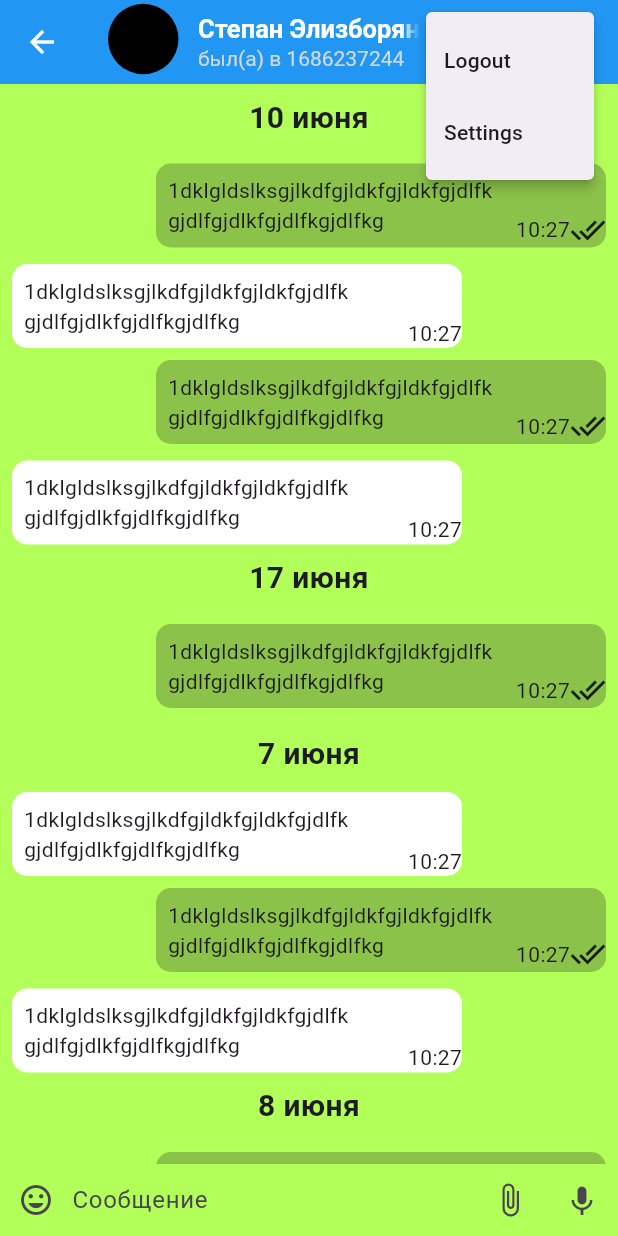
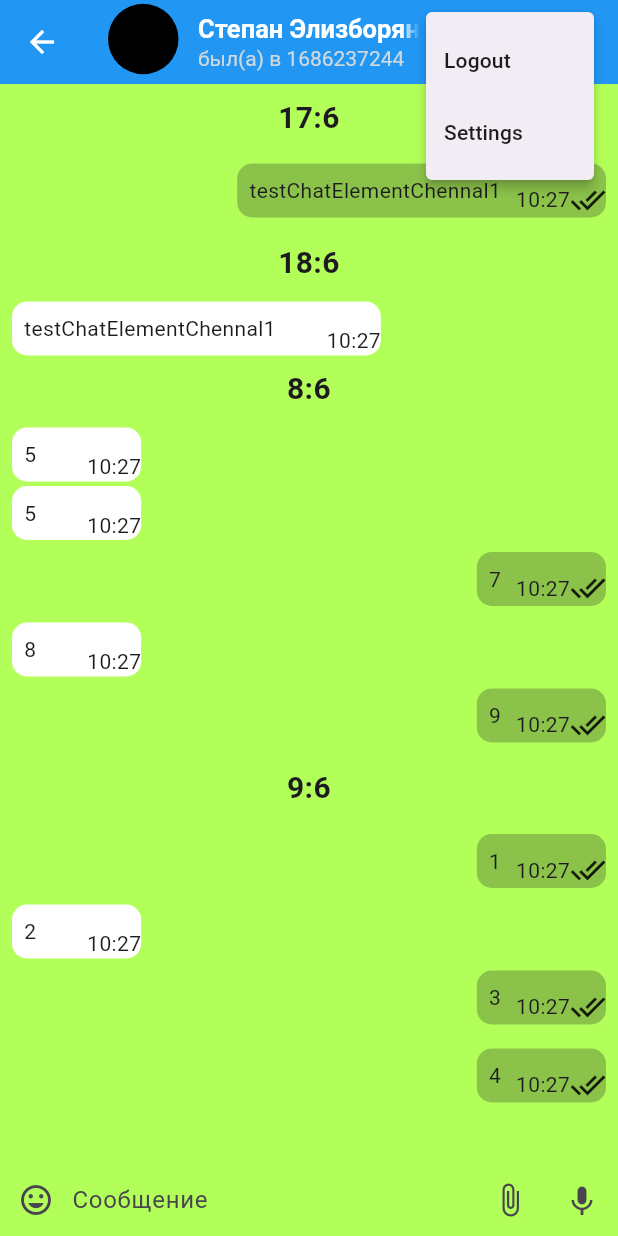
Before and after one commit to 27Victory27/test_magnit, a Flutter app: the screen it shows after launch, after a tap on the "more vert" icon, on a phone screen of 412 x 824 dp. Run offline on Flutter 3.47's test engine with Material 2 defaults, Android fonts, the phone set to English and light mode, and no system bars; drawn by our look-alikes of grouped_list; our stand-ins replace flutter_bloc, freezed_annotation; generated files the repository leaves out were written again.

Commit message:
Chat_cubit, работа над chat_sreen
Создано user_model
Добавлено chat_cubit
Добавлено chat_element_model, chat_element_repo
Настроена начальная передача сообщений чата и настроено построение чата

```diff
--- a/lib/data/model/chat_element_model.dart
+++ b/lib/data/model/chat_element_model.dart
@@ -1,8 +1,9 @@
 class ChatElementModel {
+  final int userId;
   final int indexChannal;
   final String msgText;
   final int msgTime;
 
-  ChatElementModel(this.indexChannal, this.msgText, this.msgTime);
+  ChatElementModel(this.userId, this.indexChannal, this.msgText, this.msgTime);
 
 }
--- /dev/null
+++ b/lib/data/model/user_model.dart
@@ -0,0 +1,7 @@
+class UserModel {
+  final int userId;
+  final String userName;
+  final String userTelephone;
+
+  UserModel(this.userId, this.userName, this.userTelephone);
+}
--- a/lib/data/repository/chat_element_repo.dart
+++ b/lib/data/repository/chat_element_repo.dart
@@ -2,17 +2,17 @@ import '../model/chat_element_model.dart';
 
 class ChatElementRepo{
   final List<ChatElementModel> myList = [
-    ChatElementModel(1,'testChatElementChennal1', 1686320044),
-    ChatElementModel(1,'testChatElementChennal1', 1686305644),
-    ChatElementModel(1,'testChatElementChennal1', 1686302044),
-    ChatElementModel(1,'testChatElementChennal1', 1686294844),
-    ChatElementModel(1,'testChatElementChennal1', 1686233644),
-    ChatElementModel(1,'testChatElementChennal1', 1686230044),
-    ChatElementModel(1,'testChatElementChennal1', 1686226444),
-    ChatElementModel(1,'testChatElementChennal1', 1686222844),
-    ChatElementModel(1,'testChatElementChennal1', 1686219244),
-    ChatElementModel(1,'testChatElementChennal1', 1686986044),
-    ChatElementModel(1,'testChatElementChennal1', 1687072444),
+    ChatElementModel(120003984,1,'1', 1686320044000),
+    ChatElementModel(120003986,1,'2', 1686305644000),
+    ChatElementModel(120003984,1,'3', 1686302044000),
+    ChatElementModel(120003984,1,'4', 1686294844000),
+    ChatElementModel(120003986,1,'5', 1686233644000),
+    ChatElementModel(120003986,1,'5', 1686230044000),
+    ChatElementModel(120003984,1,'7', 1686226444000),
+    ChatElementModel(120003986,1,'8', 1686222844000),
+    ChatElementModel(120003984,1,'9', 1686219244000),
+    ChatElementModel(120003984,1,'testChatElementChennal1', 1686986044000),
+    ChatElementModel(120003986,1,'testChatElementChennal1', 1687072444000),
   ];
   Future< List<ChatElementModel> > getChatElements () async{
     return myList;
--- a/lib/data/repository/chennal_repo.dart
+++ b/lib/data/repository/chennal_repo.dart
@@ -2,16 +2,16 @@ import '../model/channal_model.dart';
 
 class ChennnalRepo{
   final List<ChannalModel> myList = [
-    ChannalModel(0,'test_img_hanna.jpg', 'testNameChennal1', 'testLastMsgChennal1', 1686237244, 17),
-    ChannalModel(1,'test_img_hanna.jpg', 'testNameChennal22', 'testLastMsgChennal22', 1686237244, 17),
-    ChannalModel(2,'test_img_hanna.jpg', 'testNameChennal333', 'testLastMsgChennal333', 1686237244, 17),
-    ChannalModel(3,'test_img_hanna.jpg', 'testNameChennal4444', 'testLastMsgChennal4444', 1686237244, 17),
-    ChannalModel(4,'test_img_hanna.jpg', 'testNameChennal55555', 'testLastMsgChennal55555', 1686237244, 17),
-    ChannalModel(5,'test_img_hanna.jpg', 'testNameChennal666666', 'testLastMsgChennal666666', 1686237244, 17),
-    ChannalModel(6,'test_img_hanna.jpg', 'testNameChennal7777777', 'testLastMsgChennal7777777', 1686237244, 17),
-    ChannalModel(7,'test_img_hanna.jpg', 'testNameChennal88888888', 'testLastMsgChennal88888888', 1686237244, 17),
-    ChannalModel(8,'test_img_hanna.jpg', 'testNameChennal999999999', 'testLastMsgChennal999999999', 1686237244, 17),
-    ChannalModel(9,'test_img_hanna.jpg', 'testNameChennal0000000000', 'testLastMsgChennal0000000000', 1686237244, 17),
+    ChannalModel(0,'test_img_hanna.jpg', 'testNameChennal1', 'testLastMsgChennal1', 1686237244000, 17),
+    ChannalModel(1,'test_img_hanna.jpg', 'testNameChennal22', 'testLastMsgChennal22', 1686237244000, 17),
+    ChannalModel(2,'test_img_hanna.jpg', 'testNameChennal333', 'testLastMsgChennal333', 1686237244000, 17),
+    ChannalModel(3,'test_img_hanna.jpg', 'testNameChennal4444', 'testLastMsgChennal4444', 1686237244000, 17),
+    ChannalModel(4,'test_img_hanna.jpg', 'testNameChennal55555', 'testLastMsgChennal55555', 1686237244000, 17),
+    ChannalModel(5,'test_img_hanna.jpg', 'testNameChennal666666', 'testLastMsgChennal666666', 1686237244000, 17),
+    ChannalModel(6,'test_img_hanna.jpg', 'testNameChennal7777777', 'testLastMsgChennal7777777', 1686237244000, 17),
+    ChannalModel(7,'test_img_hanna.jpg', 'testNameChennal88888888', 'testLastMsgChennal88888888', 1686237244000, 17),
+    ChannalModel(8,'test_img_hanna.jpg', 'testNameChennal999999999', 'testLastMsgChennal999999999', 1686237244000, 17),
+    ChannalModel(9,'test_img_hanna.jpg', 'testNameChennal0000000000', 'testLastMsgChennal0000000000', 1686237244000, 17),
   ];
   Future< List<ChannalModel> > getChennals () async{
     return myList;
--- /dev/null
+++ b/lib/data/repository/user_repo.dart
@@ -0,0 +1,14 @@
+import '../model/user_model.dart';
+
+class UserRepo{
+  final List<UserModel> myList = [
+    UserModel(120003984, 'Victory Dutova','8 938 477 32 65'),
+    UserModel(120003985, 'Victory Aaa','8 938 477 32 66'),
+    UserModel(120003986, 'Victory Bbb','8 938 477 32 67'),
+    UserModel(120003987, 'Victory Ddd','8 938 477 32 68'),
+  ];
+
+  Future< UserModel > getCurrentUser () async{
+    return myList[0];
+  }
+}
--- a/lib/main.dart
+++ b/lib/main.dart
@@ -2,6 +2,7 @@ import 'package:flutter/material.dart';
 import 'package:flutter_bloc/flutter_bloc.dart';
 import 'package:test_magnit/presentation/auth_screen/auth_screen.dart';
 import 'package:test_magnit/presentation/auth_screen/bloc/auth_cubit.dart';
+import 'package:test_magnit/presentation/chat_screen/block/chat_cubit.dart';
 import 'package:test_magnit/presentation/chat_screen/chat_screen.dart';
 import 'package:test_magnit/presentation/hello_screen/bloc/hellow_cubit.dart';
 import 'package:test_magnit/presentation/hello_screen/hello_screen.dart';
@@ -37,7 +38,10 @@ class MyApp extends StatelessWidget {
           create: (context) => MainCubit()..initialData(),
           child: const MainScreen(),
         ),
-        '/chat_screen' : (context) => ChatScreen(),
+        '/chat_screen' : (context) => BlocProvider<ChatCubit>(
+          create: (context) => ChatCubit()..initialData(),
+          child: const ChatScreen(),
+        ),
       },
       initialRoute: '/chat_screen',
     );
--- /dev/null
+++ b/lib/presentation/chat_screen/block/chat_cubit.dart
@@ -0,0 +1,34 @@
+import 'package:flutter_bloc/flutter_bloc.dart';
+import 'package:test_magnit/data/model/user_model.dart';
+import '../../../data/repository/chat_element_repo.dart';
+import '../../../data/repository/user_repo.dart';
+import 'chat_state.dart';
+
+class ChatCubit extends Cubit<ChatState> {
+  ChatCubit() : super(const ChatState.loading());
+
+  final ChatElementRepo chatElementRepo = ChatElementRepo();
+  final UserRepo userRepo = UserRepo();
+
+  Future<void> initialData() async {
+    final chatElementList = await chatElementRepo.getChatElements();
+    final List<Map<String, dynamic>> listMapElemnts = [];
+    for (int index = 0; index < chatElementList.length; index++) {
+      final time = DateTime.fromMillisecondsSinceEpoch(chatElementList[index].msgTime);
+      listMapElemnts.add({
+        "message": chatElementList[index],
+        "time": (time.day.toString() + ":" + time.month.toString())
+      });
+    }
+    try {
+      final resultUserRepo = await userRepo.getCurrentUser();
+      emit(ChatState.succsess(listMapElemnts,resultUserRepo.userId));
+    } catch (e) {
+      emit(ChatState.failure(error: e));
+    }
+  }
+
+  Future<bool> wasShown() async {
+    return true;
+  }
+}
--- /dev/null
+++ b/lib/presentation/chat_screen/block/chat_state.dart
@@ -0,0 +1,10 @@
+import 'package:freezed_annotation/freezed_annotation.dart';
+import 'package:test_magnit/data/model/chat_element_model.dart';
+
+part 'chat_state.freezed.dart';
+@freezed
+class ChatState with _$ChatState{
+  const factory ChatState.loading() = _Loading;
+  const factory ChatState.succsess(List<Map<String,dynamic>> chatElementModel, int idCurrentUser) = _Succsess;
+  const factory ChatState.failure({Object? error}) = _Failure;
+}
--- a/lib/presentation/chat_screen/chat_screen.dart
+++ b/lib/presentation/chat_screen/chat_screen.dart
@@ -1,33 +1,17 @@
 import 'package:flutter/cupertino.dart';
 import 'package:flutter/material.dart';
+import 'package:flutter_bloc/flutter_bloc.dart';
 import 'package:grouped_list/grouped_list.dart';
+import 'package:test_magnit/data/model/chat_element_model.dart';
+
+import 'block/chat_cubit.dart';
+import 'block/chat_state.dart';
 
 class ChatScreen extends StatelessWidget {
   const ChatScreen({Key? key}) : super(key: key);
 
   @override
   Widget build(BuildContext context) {
-    List _elements = [
-      {
-        'massage':
-            'kjdfksjdhksjdfhksdjfhskdfjhsdkjfhskjdfhksjdfhskdjfhksdhfkjsd',
-        'group': '10 июня'
-      },
-      {'massage': 'Will', 'group': '10 июня'},
-      {'massage': 'skl;dflskdjflksdjflskdfjslkdfj', 'group': '10 июня'},
-      {'massage': 'skdjflskdjflsdkfj', 'group': '10 июня'},
-      {'massage': 'kljlksdjflskdjflskdfjlskdfj', 'group': '9 июня'},
-      {'massage': 'Beth', 'group': '9 июня'},
-      {'massage': 'kljlksdjflskdjflskdfjlskdfj', 'group': '9 июня'},
-      {'massage': 'kljlksdjflskdjflskdfjlskdfj', 'group': '9 июня'},
-      {'massage': 'kljlksdjflskdjflskdfjlskdfj', 'group': '8 июня'},
-      {'massage': 'kljlksdjflskdjflskdfjlskdfj', 'group': '8 июня'},
-      {'massage': 'kljlksdjflskdjflskdfjlskdfj', 'group': '8 июня'},
-      {'massage': 'kljlksdjflskdjflskdfjlskdfj', 'group': '7 июня'},
-      {'massage': 'kljlksdjflskdjflskdfjlskdfj', 'group': '7 июня'},
-      {'massage': 'kljlksdjflskdjflskdfjlskdfj', 'group': '7 июня'},
-      {'massage': 'kljlksdjflskdjflskdfjlskdfj', 'group': '17 июня'},
-    ];
     return Scaffold(
         appBar: AppBar(
           iconTheme: IconThemeData(color: Colors.white),
@@ -36,14 +20,18 @@ class ChatScreen extends StatelessWidget {
               nameChat: 'Степан Элизборян', onlineTime: 1686237244),
         ),
         backgroundColor: Colors.lightGreenAccent,
-      body: Column(
+        body: BlocBuilder<ChatCubit, ChatState>(
+          builder: (BuildContext context, ChatState state) => state.when(
+            loading: () => CircularProgressIndicator(),
+            succsess: (listMapChatElements, int userID) => Column(
               children: [
                 Expanded(
-            child: GroupedListView<dynamic, String>(
+                    child: GroupedListView<Map<String, dynamic>, String>(
                         useStickyGroupSeparators: true,
                         floatingHeader: true,
-                groupBy: (element) => element['group'],
-                groupSeparatorBuilder: (String value) => Padding(
+                        groupBy: (element) => element['time'],
+                        groupSeparatorBuilder: (String value) {
+                          return Padding(
                             padding: const EdgeInsets.all(8.0),
                             child: Text(
                               value,
@@ -51,21 +39,25 @@ class ChatScreen extends StatelessWidget {
                               style: const TextStyle(
                                   fontSize: 20, fontWeight: FontWeight.bold),
                             ),
-                    ),
-                elements: _elements,
-                itemBuilder: (BuildContext context, element1) {
-                  if (_elements.indexWhere((element) => element == element1) %
-                          2 ==
-                      0)
+                          );
+                        },
+                        elements: listMapChatElements,
+                        itemBuilder: (BuildContext context,
+                            Map<String, dynamic> element) {
+                          //{"message":ChatElementModel(),"time":9:6}
+                          if ((element["message"] as ChatElementModel).userId ==
+                              userID) {
                             return MyChatElement(
                                 chatMessage:
-                            '''1dklgldslksgjlkdfgjldkfgjldkfgjdlfkgjdlfgjdlkfgjdlfkgjdlfkg''');
-                  else
+                                    (element["message"] as ChatElementModel)
+                                        .msgText);
+                          } else {
                             return OtherChatElement(
                                 chatMessage:
-                            '''1dklgldslksgjlkdfgjldkfgjldkfgjdlfkgjdlfgjdlkfgjdlfkgjdlfkg''');
-                }),
-          ),
+                                    (element["message"] as ChatElementModel)
+                                        .msgText);
+                          }
+                        })),
                 Row(
                   children: [
                     IconButton(onPressed: () {}, icon: Icon(Icons.mood)),
@@ -79,12 +71,17 @@ class ChatScreen extends StatelessWidget {
                       ),
                     )),
                     IconButton(onPressed: () {}, icon: Icon(Icons.attach_file)),
-              IconButton(onPressed: () {}, icon: Icon(Icons.keyboard_voice)),
+                    IconButton(
+                        onPressed: () {}, icon: Icon(Icons.keyboard_voice)),
                   ],
                 ),
               ],
             ),
-    );
+            failure: (error) => Container(
+              color: Colors.red,
+            ),
+          ),
+        ));
   }
 }
 
```
Also changed, not shown: pubspec.lock, 1 other file. Lines whose indentation alone changed are shown as unchanged.
